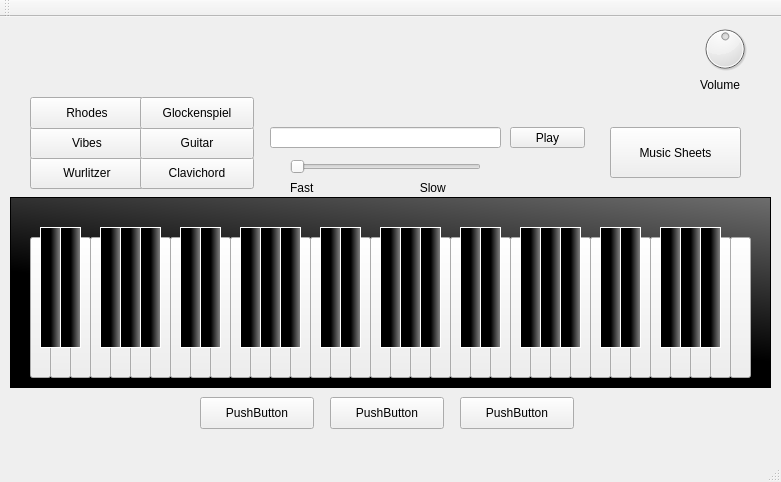
ddperdue/piano, file mainwindow.ui: the form before one commit.
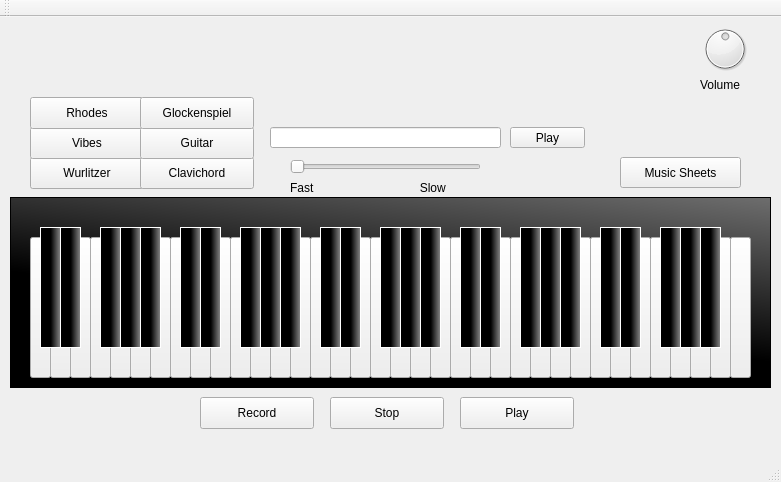
The form after the commit.

Patch:
```diff
--- a/mainwindow.ui
+++ b/mainwindow.ui
@@ -1138,10 +1138,10 @@
    <widget class="QPushButton" name="pushButton_2">
     <property name="geometry">
      <rect>
-      <x>610</x>
-      <y>110</y>
-      <width>131</width>
-      <height>51</height>
+      <x>620</x>
+      <y>140</y>
+      <width>121</width>
+      <height>31</height>
      </rect>
     </property>
     <property name="text">
@@ -1158,7 +1158,7 @@
      </rect>
     </property>
     <property name="text">
-     <string>PushButton</string>
+     <string>Record</string>
     </property>
    </widget>
    <widget class="QPushButton" name="pushButton_4">
@@ -1171,7 +1171,7 @@
      </rect>
     </property>
     <property name="text">
-     <string>PushButton</string>
+     <string>Stop</string>
     </property>
    </widget>
    <widget class="QPushButton" name="pushButton_5">
@@ -1184,7 +1184,7 @@
      </rect>
     </property>
     <property name="text">
-     <string>PushButton</string>
+     <string>Play</string>
     </property>
    </widget>
    <zorder>frame</zorder>
```
